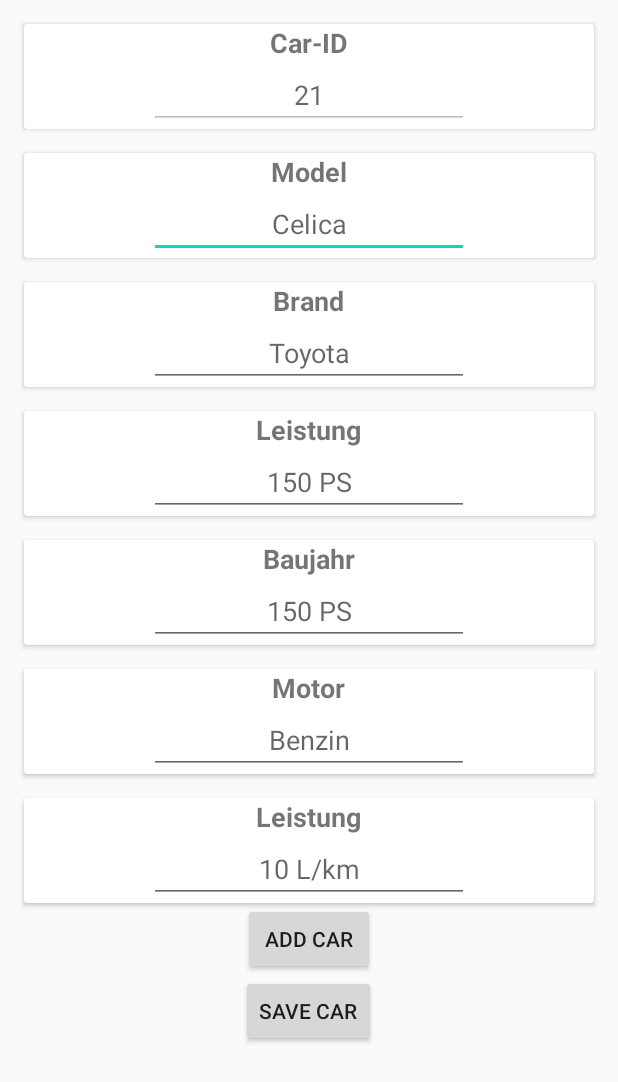
After one commit to iljakalistratov/CarServiceAndroid, an Android app: the layout create_car.xml on its own in the app's theme, with its tools: preview values and no code run, on a phone screen of 412 x 824 dp. The commit adds this screen. Shown: the top 1082 px of the screen. Run offline under Robolectric (Android 15) with nearby library versions, the phone set to English and light mode, and no system bars; network calls fail.

Commit message:
Implemented EDIT Function which isn't working

```diff
--- a/app/build.gradle
+++ b/app/build.gradle
@@ -29,6 +29,7 @@ dependencies {
     implementation 'androidx.recyclerview:recyclerview:1.1.0'
     implementation 'androidx.cardview:cardview:1.0.0'
     implementation 'com.android.volley:volley:1.1.1'
+    implementation 'com.google.code.gson:gson:2.8.6'
     testImplementation 'junit:junit:4.12'
     androidTestImplementation 'androidx.test.ext:junit:1.1.2'
     androidTestImplementation 'androidx.test.espresso:espresso-core:3.3.0'
--- a/app/src/main/java/com/ilja/carservice/Adapter.java
+++ b/app/src/main/java/com/ilja/carservice/Adapter.java
@@ -1,6 +1,7 @@
 package com.ilja.carservice;
 
 import android.content.Context;
+import android.content.Intent;
 import android.view.LayoutInflater;
 import android.view.View;
 import android.view.ViewGroup;
@@ -64,12 +65,14 @@ public class Adapter extends RecyclerView.Adapter<Adapter.ViewHolder> {
             carID = itemView.findViewById(R.id.carID);
             carBrand = itemView.findViewById(R.id.carBrand);
 
-            itemView.setOnClickListener(new View.OnClickListener() {
-                @Override
-                public void onClick(View v) {
-                    Toast.makeText(v.getContext(), "Do something with this click", Toast.LENGTH_SHORT).show();
-                }
-            });
+//            itemView.setOnClickListener(new View.OnClickListener() {
+//                @Override
+//                public void onClick(View v) {
+//                    Toast.makeText(v.getContext(), "Do something with this click", Toast.LENGTH_SHORT).show();
+//
+//
+//                }
+//            });
 
         }
     }
--- /dev/null
+++ b/app/src/main/java/com/ilja/carservice/EditCarActivity.java
@@ -0,0 +1,105 @@
+package com.ilja.carservice;
+
+import android.annotation.SuppressLint;
+import android.content.Intent;
+import android.os.Bundle;
+import android.view.View;
+import android.widget.Button;
+import android.widget.EditText;
+
+import androidx.annotation.Nullable;
+import androidx.appcompat.app.AppCompatActivity;
+import androidx.cardview.widget.CardView;
+
+import org.json.JSONException;
+
+public class EditCarActivity extends AppCompatActivity {
+
+    private EditText editText_id;
+    private EditText editText_model;
+    private EditText editText_brand;
+    private EditText editText_leistung;
+    private EditText editText_baujahr;
+    private EditText editText_motor;
+    private EditText editText_verbrauch;
+
+    private CardView cardView_id;
+
+    private Button saveButton;
+    private Button createButton;
+
+    private Car carToEdit;
+
+    private MainActivity mainActivity;
+
+
+    @Override
+    public void onCreate (@Nullable Bundle savedInstanceState) {
+        super.onCreate(savedInstanceState);
+        setContentView(R.layout.create_car);
+
+        cardView_id = findViewById(R.id.cardView_car_ec_id);
+        saveButton = findViewById(R.id.button_car_edit);
+        createButton = findViewById(R.id.button_car_create);
+
+        cardView_id.setVisibility(View.VISIBLE);
+        saveButton.setVisibility(View.VISIBLE);
+        createButton.setVisibility(View.GONE);
+
+        editText_id = findViewById(R.id.editText_car_id);
+        editText_model = findViewById(R.id.editText_car_model);
+        editText_brand = findViewById(R.id.editText_car_brand);
+        editText_leistung = findViewById(R.id.editText_leistung);
+        editText_baujahr = findViewById(R.id.editText_car_year);
+        editText_motor = findViewById(R.id.editText_car_motor);
+        editText_verbrauch = findViewById(R.id.editText_car_verbrauch);
+
+        Intent intent = getIntent();
+        Bundle bundle = intent.getExtras();
+
+        if (bundle != null) {
+            carToEdit = (Car) bundle.get("CAR");
+            editText_id.setHint(carToEdit.getId());
+            editText_model.setHint(carToEdit.getModel());
+            editText_brand.setHint(carToEdit.getBrand());
+            editText_leistung.setHint(carToEdit.getLeistung());
+            editText_baujahr.setHint(carToEdit.getBaujahr());
+            editText_motor.setHint(carToEdit.getMotor());
+            editText_verbrauch.setHint(carToEdit.getVerbrauch());
+        }
+
+    }
+
+    public void ediCarButton(View view) throws JSONException {
+        Car editCar = new Car();
+        editCar.setId(carToEdit.getId());
+
+        if (editText_model != null && !(editText_model.getText().length()==0)) {
+            editCar.setModel(editText_model.getText().toString());
+        }
+
+        if (editText_brand != null && !(editText_brand.getText().length()==0)) {
+            editCar.setBrand(editText_brand.getText().toString());
+        }
+
+        if (editText_leistung != null && !(editText_leistung.getText().length()==0)) {
+            editCar.setLeistung(editText_leistung.getText().toString());
+        }
+
+        if (editText_baujahr != null && !(editText_baujahr.getText().length()==0)) {
+            editCar.setBaujahr(editText_baujahr.getText().toString());
+        }
+
+        if (editText_motor != null && !(editText_motor.getText().length()==0)) {
+            editCar.setMotor(editText_motor.getText().toString());
+        }
+
+        if (editText_verbrauch != null && !(editText_verbrauch.getText().length()==0)) {
+            editCar.setVerbrauch(editText_verbrauch.getText().toString());
+        }
+
+        mainActivity.editCar(this, editCar);
+
+    }
+
+}
--- a/app/src/main/java/com/ilja/carservice/MainActivity.java
+++ b/app/src/main/java/com/ilja/carservice/MainActivity.java
@@ -8,7 +8,10 @@ import androidx.recyclerview.widget.RecyclerView;
 
 import android.annotation.SuppressLint;
 import android.content.Context;
+import android.content.Intent;
+import android.graphics.Canvas;
 import android.os.Bundle;
+import android.os.Parcelable;
 import android.util.Log;
 import android.view.ActionMode;
 import android.view.View;
@@ -22,6 +25,7 @@ import com.android.volley.toolbox.JsonArrayRequest;
 import com.android.volley.toolbox.JsonObjectRequest;
 import com.android.volley.toolbox.StringRequest;
 import com.android.volley.toolbox.Volley;
+import com.google.gson.Gson;
 
 import org.json.JSONArray;
 import org.json.JSONException;
@@ -141,7 +145,7 @@ public class MainActivity extends AppCompatActivity implements Adapter.ClickList
         getJsonData();
     }
 
-    ItemTouchHelper.SimpleCallback itemTouchHelperCallback = new ItemTouchHelper.SimpleCallback(0, ItemTouchHelper.LEFT) {
+    ItemTouchHelper.SimpleCallback itemTouchHelperCallback = new ItemTouchHelper.SimpleCallback(0, ItemTouchHelper.RIGHT | ItemTouchHelper.LEFT) {
         @Override
         public boolean onMove(@NonNull RecyclerView recyclerView, @NonNull RecyclerView.ViewHolder viewHolder, @NonNull RecyclerView.ViewHolder target) {
             return false;
@@ -165,11 +169,39 @@ public class MainActivity extends AppCompatActivity implements Adapter.ClickList
 
     @Override
     public void onItemClick(int position, View v) {
+        Toast.makeText(this, "Selected Car" + this.getLocalCarlist().get(position).getModel(), Toast.LENGTH_SHORT);
 
+        Intent intent = new Intent(this, EditCarActivity.class);
+        startActivity(intent);
     }
 
     @Override
     public void onItemLongClick(int position, View v) {
 
     }
+
+    public void editCar(Context context, Car editCar) throws JSONException {
+        String URL = "http://192.168.0.108:8080/car/" + editCar.getId();
+        RequestQueue queue = Volley.newRequestQueue(context);
+
+        Gson gson = new Gson();
+        String carJSON = gson.toJson(editCar);
+
+        JSONObject json = new JSONObject(carJSON);
+
+        JsonObjectRequest editRequest = new JsonObjectRequest(Request.Method.PUT, URL, json,
+                new Response.Listener<JSONObject>() {
+                    @Override
+                    public void onResponse(JSONObject response) {
+                        Log.e("Response Create", response.toString());
+                    }
+                }, new Response.ErrorListener() {
+            @Override
+            public void onErrorResponse(VolleyError error) {
+                Log.e("Error", error.getMessage());
+            }
+        });
+        queue.add(editRequest);
+    }
+
 }
--- /dev/null
+++ b/app/src/main/res/drawable/ic_delete.xml
@@ -0,0 +1,5 @@
+<vector android:height="24dp" android:tint="#FFFFFF"
+    android:viewportHeight="24.0" android:viewportWidth="24.0"
+    android:width="24dp" xmlns:android="http://schemas.android.com/apk/res/android">
+    <path android:fillColor="#FF000000" android:pathData="M6,19c0,1.1 0.9,2 2,2h8c1.1,0 2,-0.9 2,-2V7H6v12zM19,4h-3.5l-1,-1h-5l-1,1H5v2h14V4z"/>
+</vector>
--- /dev/null
+++ b/app/src/main/res/layout/create_car.xml
@@ -0,0 +1,296 @@
+<?xml version="1.0" encoding="utf-8"?>
+<androidx.constraintlayout.widget.ConstraintLayout xmlns:android="http://schemas.android.com/apk/res/android"
+    xmlns:app="http://schemas.android.com/apk/res-auto"
+    xmlns:tools="http://schemas.android.com/tools"
+    android:id="@+id/create_car"
+    android:layout_width="match_parent"
+    android:layout_height="match_parent">
+
+    <ScrollView
+        android:layout_width="match_parent"
+        android:layout_height="match_parent">
+
+        <LinearLayout
+            android:layout_width="match_parent"
+            android:layout_height="wrap_content"
+            android:orientation="vertical">
+
+            <androidx.cardview.widget.CardView
+                android:id="@+id/cardView_car_ec_id"
+                android:layout_width="match_parent"
+                android:layout_height="wrap_content"
+                android:layout_marginStart="16dp"
+                android:layout_marginTop="16dp"
+                android:layout_marginEnd="16dp">
+
+                <LinearLayout
+                    android:layout_width="match_parent"
+                    android:layout_height="match_parent"
+                    android:orientation="vertical">
+
+                    <TextView
+                        android:id="@+id/textView_id"
+                        android:layout_width="wrap_content"
+                        android:layout_height="wrap_content"
+                        android:layout_gravity="center"
+                        android:text="Car-ID"
+                        android:textSize="18sp"
+                        android:textStyle="bold" />
+
+                    <EditText
+                        android:id="@+id/editText_car_id"
+                        android:layout_width="wrap_content"
+                        android:layout_height="wrap_content"
+                        android:layout_gravity="center"
+                        android:cursorVisible="false"
+                        android:ems="10"
+                        android:enabled="false"
+                        android:focusable="false"
+                        android:focusableInTouchMode="false"
+                        android:hint="21"
+                        android:inputType="text"
+                        android:textAlignment="center" />
+                </LinearLayout>
+
+            </androidx.cardview.widget.CardView>
+
+
+            <androidx.cardview.widget.CardView
+                android:id="@+id/cardView_car_ec_model"
+                android:layout_width="match_parent"
+                android:layout_height="wrap_content"
+                android:layout_marginStart="16dp"
+                android:layout_marginTop="16dp"
+                android:layout_marginEnd="16dp">
+
+                <LinearLayout
+                    android:layout_width="match_parent"
+                    android:layout_height="match_parent"
+                    android:orientation="vertical">
+
+                    <TextView
+                        android:id="@+id/textView_model"
+                        android:layout_width="wrap_content"
+                        android:layout_height="wrap_content"
+                        android:layout_gravity="center"
+                        android:text="Model"
+                        android:textSize="18sp"
+                        android:textStyle="bold" />
+
+                    <EditText
+                        android:id="@+id/editText_car_model"
+                        android:layout_width="wrap_content"
+                        android:layout_height="wrap_content"
+                        android:layout_gravity="center"
+                        android:ems="10"
+                        android:hint="Celica"
+                        android:inputType="text"
+                        android:textAlignment="center" />
+                </LinearLayout>
+
+            </androidx.cardview.widget.CardView>
+
+
+            <androidx.cardview.widget.CardView
+                android:id="@+id/cardView_car_ec_brand"
+                android:layout_width="match_parent"
+                android:layout_height="wrap_content"
+                android:layout_marginStart="16dp"
+                android:layout_marginTop="16dp"
+                android:layout_marginEnd="16dp">
+
+                <LinearLayout
+                    android:layout_width="match_parent"
+                    android:layout_height="match_parent"
+                    android:orientation="vertical">
+
+                    <TextView
+                        android:id="@+id/textView_brand"
+                        android:layout_width="wrap_content"
+                        android:layout_height="wrap_content"
+                        android:layout_gravity="center"
+                        android:text="Brand"
+                        android:textSize="18sp"
+                        android:textStyle="bold" />
+
+                    <EditText
+                        android:id="@+id/editText_car_brand"
+                        android:layout_width="wrap_content"
+                        android:layout_height="wrap_content"
+                        android:layout_gravity="center"
+                        android:ems="10"
+                        android:hint="Toyota"
+                        android:inputType="text"
+                        android:textAlignment="center" />
+                </LinearLayout>
+
+            </androidx.cardview.widget.CardView>
+
+
+            <androidx.cardview.widget.CardView
+                android:id="@+id/cardView_car_ec_leistung"
+                android:layout_width="match_parent"
+                android:layout_height="wrap_content"
+                android:layout_marginStart="16dp"
+                android:layout_marginTop="16dp"
+                android:layout_marginEnd="16dp">
+
+                <LinearLayout
+                    android:layout_width="match_parent"
+                    android:layout_height="match_parent"
+                    android:orientation="vertical">
+
+                    <TextView
+                        android:id="@+id/textView_leistung"
+                        android:layout_width="wrap_content"
+                        android:layout_height="wrap_content"
+                        android:layout_gravity="center"
+                        android:text="Leistung"
+                        android:textSize="18sp"
+                        android:textStyle="bold" />
+
+                    <EditText
+                        android:id="@+id/editText_leistung"
+                        android:layout_width="wrap_content"
+                        android:layout_height="wrap_content"
+                        android:layout_gravity="center"
+                        android:ems="10"
+                        android:hint="150 PS"
+                        android:inputType="text"
+                        android:textAlignment="center" />
+                </LinearLayout>
+
+            </androidx.cardview.widget.CardView>
+
+
+            <androidx.cardview.widget.CardView
+                android:id="@+id/cardView_car_ec_year"
+                android:layout_width="match_parent"
+                android:layout_height="wrap_content"
+                android:layout_marginStart="16dp"
+                android:layout_marginTop="16dp"
+                android:layout_marginEnd="16dp">
+
+                <LinearLayout
+                    android:layout_width="match_parent"
+                    android:layout_height="match_parent"
+                    android:orientation="vertical">
+
+                    <TextView
+                        android:id="@+id/textView_year"
+                        android:layout_width="wrap_content"
+                        android:layout_height="wrap_content"
+                        android:layout_gravity="center"
+                        android:text="Baujahr"
+                        android:textSize="18sp"
+                        android:textStyle="bold" />
+
+                    <EditText
+                        android:id="@+id/editText_car_year"
+                        android:layout_width="wrap_content"
+                        android:layout_height="wrap_content"
+                        android:layout_gravity="center"
+                        android:ems="10"
+                        android:hint="150 PS"
+                        android:inputType="text"
+                        android:textAlignment="center" />
+                </LinearLayout>
+
+            </androidx.cardview.widget.CardView>
+
+
+            <androidx.cardview.widget.CardView
+                android:id="@+id/cardView_car_ec_motor"
+                android:layout_width="match_parent"
+                android:layout_height="wrap_content"
+                android:layout_marginStart="16dp"
+                android:layout_marginTop="16dp"
+                android:layout_marginEnd="16dp">
+
+                <LinearLayout
+                    android:layout_width="match_parent"
+                    android:layout_height="match_parent"
+                    android:orientation="vertical">
+
+                    <TextView
+                        android:id="@+id/textView_motor"
+                        android:layout_width="wrap_content"
+                        android:layout_height="wrap_content"
+                        android:layout_gravity="center"
+                        android:text="Motor"
+                        android:textSize="18sp"
+                        android:textStyle="bold" />
+
+                    <EditText
+                        android:id="@+id/editText_car_motor"
+                        android:layout_width="wrap_content"
+                        android:layout_height="wrap_content"
+                        android:layout_gravity="center"
+                        android:ems="10"
+                        android:hint="Benzin"
+                        android:inputType="text"
+                        android:textAlignment="center" />
+                </LinearLayout>
+
+            </androidx.cardview.widget.CardView>
+
+
+            <androidx.cardview.widget.CardView
+                android:id="@+id/cardView_car_ec_verbrauch"
+                android:layout_width="match_parent"
+                android:layout_height="wrap_content"
+                android:layout_marginStart="16dp"
+                android:layout_marginTop="16dp"
+                android:layout_marginEnd="16dp">
+
+                <LinearLayout
+                    android:layout_width="match_parent"
+                    android:layout_height="match_parent"
+                    android:orientation="vertical">
+
+                    <TextView
+                        android:id="@+id/textView_verbrauch"
+                        android:layout_width="wrap_content"
+                        android:layout_height="wrap_content"
+                        android:layout_gravity="center"
+                        android:text="Leistung"
+                        android:textSize="18sp"
+                        android:textStyle="bold" />
+
+                    <EditText
+                        android:id="@+id/editText_car_verbrauch"
+                        android:layout_width="wrap_content"
+                        android:layout_height="wrap_content"
+                        android:layout_gravity="center"
+                        android:ems="10"
+                        android:hint="10 L/km"
+                        android:inputType="text"
+                        android:textAlignment="center" />
+                </LinearLayout>
+
+            </androidx.cardview.widget.CardView>
+
+
+            <Button
+                android:id="@+id/button_car_create"
+                android:layout_width="wrap_content"
+                android:layout_height="wrap_content"
+                android:layout_gravity="center"
+                android:onClick="addCarButton"
+                android:text="Add Car"
+                app:layout_constraintEnd_toEndOf="parent"
+                app:layout_constraintStart_toStartOf="parent" />
+
+            <Button
+                android:id="@+id/button_car_edit"
+                android:layout_width="wrap_content"
+                android:layout_height="wrap_content"
+                android:layout_gravity="center"
+                android:onClick="editCarButton"
+                android:text="Save Car"
+                app:layout_constraintEnd_toEndOf="parent"
+                app:layout_constraintStart_toStartOf="parent" />
+        </LinearLayout>
+    </ScrollView>
+
+</androidx.constraintlayout.widget.ConstraintLayout>
```
